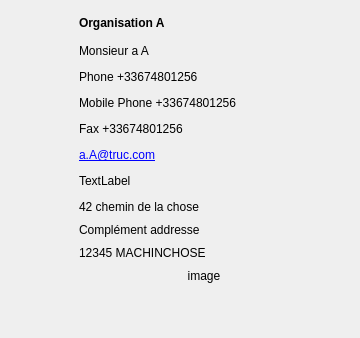
This is src/gui/widgets/customerdatawidget.ui in FACT-Team/FactDev as Qt 5 draws it before an edit. The edited form follows.
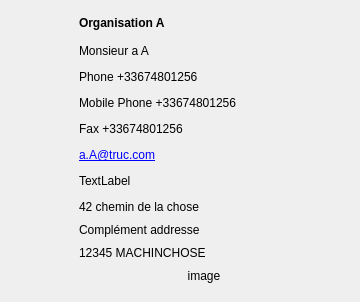
This is the edited form. Icons and pictures are not drawn.

What changed in the file:
```diff
--- a/src/gui/widgets/customerdatawidget.ui
+++ b/src/gui/widgets/customerdatawidget.ui
@@ -7,7 +7,7 @@
     <x>0</x>
     <y>0</y>
     <width>360</width>
-    <height>338</height>
+    <height>302</height>
    </rect>
   </property>
   <property name="minimumSize">
```
